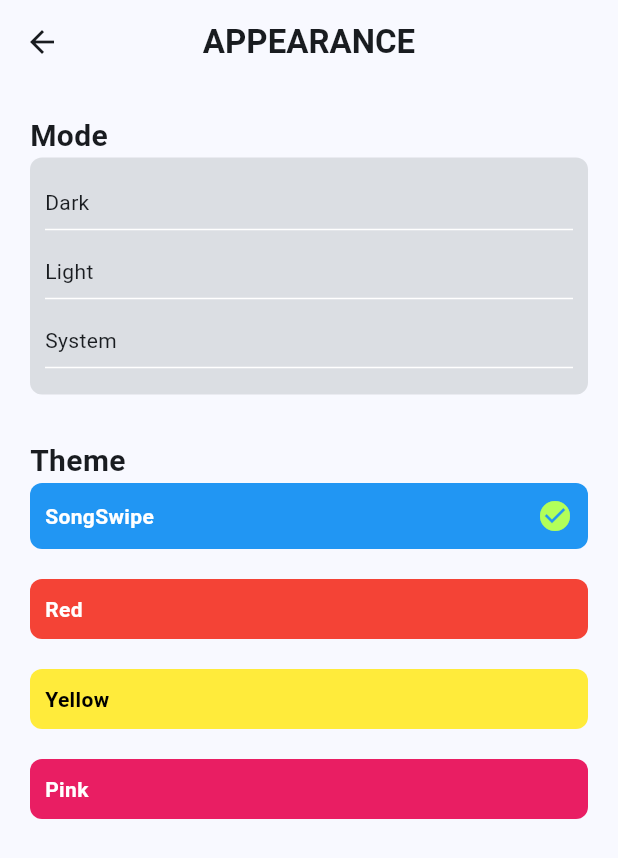
After one commit to amarosv/SongSwipe, a Flutter app: the AppearanceView screen opened directly, on a phone screen of 412 x 824 dp. The commit adds this screen. Shown: the top 858 px of the screen. Run offline on Flutter 3.47's test engine with Material 3 defaults, Android fonts, the phone set to English and light mode, and no system bars; our stand-ins replace firebase_auth, firebase_core, flutter_dotenv, flutter_image_compress, flutter_riverpod, go_router and 6 more; missing offline and left inert: flutter_imagekit; accounts and stored records are empty; generated files the repository leaves out were written again; network calls fail.

Commit message:
Haciendo la pantalla de apariencia

```diff
--- a/lib/config/languages/app_en.arb
+++ b/lib/config/languages/app_en.arb
@@ -102,5 +102,18 @@
     "label_weekly_recap": "we will send you a notification every sunday at 8pm",
     "account_blocked": "account blocked",
     "label_account_blocked": "we will send you a notification if we block your account",
-    "info_app": "aksajhsdhsadj"
+    "info_app": "aksajhsdhsadj",
+    "mode": "mode",
+    "dark": "dark",
+    "light": "light",
+    "system": "system",
+    "theme": "theme",
+    "red": "red",
+    "yellow": "yellow",
+    "pink": "pink",
+    "cards": "cards",
+    "animated_cover": "animated cover",
+    "skip_songs": "skip songs",
+    "blurred_as_background": "blurred cover as background",
+    "label_blurred_background": "disable this option to make the background colors related to the cover"
 }
--- a/lib/config/languages/app_es.arb
+++ b/lib/config/languages/app_es.arb
@@ -102,5 +102,18 @@
     "label_weekly_recap": "te enviaremos una notificación todos los domingos a las 8pm.",
     "account_blocked": "cuenta bloqueada",
     "label_account_blocked": "te enviaremos una notificación si bloqueamos tu cuenta",
-    "info_app": "aksajhsdhsadj"
+    "info_app": "aksajhsdhsadj",
+    "mode": "modo",
+    "dark": "oscuro",
+    "light": "claro",
+    "system": "sistema",
+    "theme": "tema",
+    "red": "rojo",
+    "yellow": "amarillo",
+    "pink": "rosa",
+    "cards": "cartas",
+    "animated_cover": "portada animada",
+    "skip_songs": "saltar canciones",
+    "blurred_as_background": "portada difuminada como fondo",
+    "label_blurred_background": "desactive esta opción para que los colores de fondo estén relacionados con la portada."
 }
--- a/lib/config/languages/app_it.arb
+++ b/lib/config/languages/app_it.arb
@@ -102,5 +102,18 @@
     "label_weekly_recap": "ti invieremo una notifica ogni domenica alle 20:00",
     "account_blocked": "conto bloccato",
     "label_account_blocked": "ti invieremo una notifica se blocchiamo il tuo account",
-    "info_app": "aksajhsdhsadj"
+    "info_app": "aksajhsdhsadj",
+    "mode": "modalità",
+    "dark": "buio",
+    "light": "luce",
+    "system": "sistema",
+    "theme": "tema",
+    "red": "rosso",
+    "yellow": "giallo",
+    "pink": "rosa",
+    "cards": "carte",
+    "animated_cover": "copertina animata",
+    "skip_songs": "saltare le canzoni",
+    "blurred_as_background": "copertina sfocata come sfondo",
+    "label_blurred_background": "disabilitare questa opzione per rendere i colori di sfondo correlati alla copertina"
 }
--- a/lib/config/router/app_router.dart
+++ b/lib/config/router/app_router.dart
@@ -32,7 +32,7 @@
     if (user == null) {
       location = '/login';
     }
-    // location = '/complete-profile-simple';
+    // location = '/change-theme';
 
     // Devolvemos la ruta
     return location;
@@ -92,6 +92,11 @@
         builder: (context, state) => LanguageScreen(onChangeLanguage: onChangeLanguage,),
       ),
       GoRoute(
+        path: '/appearance-settings',
+        name: AppearanceScreen.name,
+        builder: (context, state) => AppearanceScreen(),
+      ),
+      GoRoute(
         path: '/privacy-settings',
         name: PrivacyScreen.name,
         builder: (context, state) => PrivacyScreen(),
--- /dev/null
+++ b/lib/presentation/screens/appearance_screen.dart
@@ -0,0 +1,16 @@
+import 'package:flutter/material.dart';
+import 'package:songswipe/presentation/views/appearance_view.dart';
+
+/// Pantalla para los ajustes de apariencia <br>
+/// @author Amaro Suárez <br>
+/// @version 1.0
+class AppearanceScreen extends StatelessWidget {
+  /// Nombre de la ruta
+  static const name = "appearance-screen";
+  const AppearanceScreen({super.key});
+
+  @override
+  Widget build(BuildContext context) {
+    return const AppearanceView();
+  }
+}
--- a/lib/presentation/screens/export_screens.dart
+++ b/lib/presentation/screens/export_screens.dart
@@ -1,4 +1,5 @@
 export 'about_screen.dart';
+export 'appearance_screen.dart';
 export 'audio_screen.dart';
 export 'change_theme_screen.dart';
 export 'complete_profile_screen.dart';
--- /dev/null
+++ b/lib/presentation/views/appearance_view.dart
@@ -0,0 +1,284 @@
+import 'package:firebase_auth/firebase_auth.dart';
+import 'package:flutter/material.dart';
+import 'package:flutter_gen/gen_l10n/app_localizations.dart';
+import 'package:flutter_riverpod/flutter_riverpod.dart';
+import 'package:songswipe/helpers/strings_methods.dart';
+import 'package:songswipe/models/user_settings.dart';
+import 'package:songswipe/presentation/providers/export_providers.dart';
+import 'package:songswipe/presentation/widgets/export_widgets.dart';
+import 'package:songswipe/services/api/internal_api.dart';
+
+/// Vista para los ajustes de apariencia <br>
+/// @author Amaro Suárez <br>
+/// @version 1.0
+class AppearanceView extends ConsumerStatefulWidget {
+  const AppearanceView({super.key});
+
+  @override
+  ConsumerState<AppearanceView> createState() => _AppearanceViewState();
+}
+
+class _AppearanceViewState extends ConsumerState<AppearanceView> {
+  // Obtenemos el usuario actual
+  final User _user = FirebaseAuth.instance.currentUser!;
+
+  // Variable que almacena el uid del usuario
+  late String _uid;
+
+  // Variable que almacena el usersettings
+  UserSettings _userSettings = UserSettings.empty();
+
+  @override
+  void initState() {
+    super.initState();
+    // Almacenamos el uid del usuario
+    _uid = _user.uid;
+    // Obtenemos los datos del usuario
+    _getUserSettings();
+  }
+
+  // Función que obtiene los datos del usuario de la api
+  void _getUserSettings() async {
+    UserSettings settings = await getUserSettings(uid: _uid);
+    setState(() {
+      _userSettings = settings;
+    });
+  }
+
+  @override
+  Widget build(BuildContext context) {
+    // Constante que almacena la localización de la app
+    final localization = AppLocalizations.of(context)!;
+
+    final Map<String, Color> colors = ref.watch(colorListProvider);
+    final int selectedColor = ref.watch(themeNotifierProvider).selectedColor;
+
+    return Scaffold(
+      appBar: AppBar(
+        title: Text(
+          localization.appearance.toUpperCase(),
+          style: TextStyle(fontWeight: FontWeight.bold),
+        ),
+      ),
+      body: SingleChildScrollView(
+        child: Padding(
+          padding: const EdgeInsets.symmetric(horizontal: 20),
+          child: Column(
+            children: [
+              const SizedBox(height: 20),
+
+              // Modo
+              Align(
+                alignment: Alignment.centerLeft,
+                child: Text(
+                  capitalizeFirstLetter(text: localization.mode),
+                  style: TextStyle(fontWeight: FontWeight.bold, fontSize: 20),
+                ),
+              ),
+
+              CustomContainer(
+                  child: Padding(
+                padding: const EdgeInsets.all(10),
+                child: Column(
+                  children: [
+                    const SizedBox(height: 10),
+                    // Dark
+                    GestureDetector(
+                      onTap: () {
+                        setState(() {
+                          _userSettings.mode = 1;
+                        });
+
+                        // Llamamos al notifier para cambiar de modo
+                        ref
+                            .read(themeNotifierProvider.notifier)
+                            .toggleDarkMode();
+
+                        updateUserSettings(_userSettings, _uid);
+                      },
+                      child: Column(
+                        children: [
+                          Row(
+                            mainAxisAlignment: MainAxisAlignment.spaceBetween,
+                            children: [
+                              Text(
+                                capitalizeFirstLetter(text: localization.dark),
+                              ),
+                              _userSettings.mode == 1
+                                  ? Icon(
+                                      Icons.check_circle,
+                                      color: Colors.lightGreen,
+                                    )
+                                  : Container()
+                            ],
+                          ),
+                          const Divider(color: Colors.white),
+                        ],
+                      ),
+                    ),
+                    const SizedBox(height: 10),
+                    // Light
+                    GestureDetector(
+                      onTap: () {
+                        setState(() {
+                          _userSettings.mode = 2;
+                        });
+
+                        // Llamamos al notifier para cambiar de modo
+                        ref
+                            .read(themeNotifierProvider.notifier)
+                            .toggleDarkMode();
+
+                        updateUserSettings(_userSettings, _uid);
+                      },
+                      child: Column(
+                        children: [
+                          Row(
+                            mainAxisAlignment: MainAxisAlignment.spaceBetween,
+                            children: [
+                              Text(
+                                capitalizeFirstLetter(text: localization.light),
+                              ),
+                              _userSettings.mode == 2
+                                  ? Icon(
+                                      Icons.check_circle,
+                                      color: Colors.lightGreen,
+                                    )
+                                  : Container()
+                            ],
+                          ),
+                          const Divider(color: Colors.white),
+                        ],
+                      ),
+                    ),
+                    const SizedBox(height: 10),
+                    // System
+                    GestureDetector(
+                      onTap: () {
+                        setState(() {
+                          _userSettings.mode = 3;
+                        });
+
+                        // Llamamos al notifier para cambiar de modo
+                        ref
+                            .read(themeNotifierProvider.notifier)
+                            .toggleUseSystem();
+                        updateUserSettings(_userSettings, _uid);
+                      },
+                      child: Column(
+                        children: [
+                          Row(
+                            mainAxisAlignment: MainAxisAlignment.spaceBetween,
+                            children: [
+                              Text(
+                                capitalizeFirstLetter(
+                                    text: localization.system),
+                              ),
+                              _userSettings.mode == 3
+                                  ? Icon(
+                                      Icons.check_circle,
+                                      color: Colors.lightGreen,
+                                    )
+                                  : Container()
+                            ],
+                          ),
+                          const Divider(color: Colors.white),
+                        ],
+                      ),
+                    ),
+                  ],
+                ),
+              )),
+
+              const SizedBox(
+                height: 30,
+              ),
+
+              // Tema
+              Align(
+                alignment: Alignment.centerLeft,
+                child: Text(
+                  capitalizeFirstLetter(text: localization.theme),
+                  style: TextStyle(fontWeight: FontWeight.bold, fontSize: 20),
+                ),
+              ),
+
+              CustomThemeSelect(
+                color: colors.values.toList()[0],
+                titleColor: 'SongSwipe',
+                colorTitle: Colors.white,
+                selected: _userSettings.theme == 0,
+                function: () {
+                  setState(() {
+                    _userSettings.theme = 0;
+                  });
+
+                  ref.read(themeNotifierProvider.notifier).changeColorIndex(0);
+
+                  updateUserSettings(_userSettings, _uid);
+                },
+              ),
+
+              const SizedBox(
+                height: 20,
+              ),
+
+              CustomThemeSelect(
+                color: colors.values.toList()[1],
+                titleColor: capitalizeFirstLetter(text: localization.red),
+                colorTitle: Colors.white,
+                selected: _userSettings.theme == 1,
+                function: () {
+                  setState(() {
+                    _userSettings.theme = 1;
+                  });
+
+                  ref.read(themeNotifierProvider.notifier).changeColorIndex(1);
+                  updateUserSettings(_userSettings, _uid);
+                },
+              ),
+
+              const SizedBox(
+                height: 20,
+              ),
+
+              CustomThemeSelect(
+                color: colors.values.toList()[2],
+                titleColor: capitalizeFirstLetter(text: localization.yellow),
+                colorTitle: Colors.black,
+                selected: _userSettings.theme == 2,
+                function: () {
+                  setState(() {
+                    _userSettings.theme = 2;
+                  });
+
+                  ref.read(themeNotifierProvider.notifier).changeColorIndex(2);
+                  updateUserSettings(_userSettings, _uid);
+                },
+              ),
+
+              const SizedBox(
+                height: 20,
+              ),
+
+              CustomThemeSelect(
+                color: colors.values.toList()[3],
+                titleColor: capitalizeFirstLetter(text: localization.pink),
+                colorTitle: Colors.white,
+                selected: _userSettings.theme == 3,
+                function: () {
+                  setState(() {
+                    _userSettings.theme = 3;
+                  });
+
+                  ref.read(themeNotifierProvider.notifier).changeColorIndex(3);
+                  updateUserSettings(_userSettings, _uid);
+                },
+              ),
+            ],
+          ),
+        ),
+      ),
+    );
+  }
+}
--- a/lib/presentation/views/export_views.dart
+++ b/lib/presentation/views/export_views.dart
@@ -1,4 +1,5 @@
 export 'about_view.dart';
+export 'appearance_view.dart';
 export 'audio_view.dart';
 export 'change_theme_view.dart';
 export 'complete_profile_simple_view.dart';
--- a/lib/presentation/views/language_view.dart
+++ b/lib/presentation/views/language_view.dart
@@ -38,7 +38,7 @@
   bool spanishSelected = false;
   bool italianSelected = false;
 
-  int _selected = 0;
+  final int _selected = 0;
 
   @override
   void initState() {
--- a/lib/presentation/views/settings_view.dart
+++ b/lib/presentation/views/settings_view.dart
@@ -65,6 +65,7 @@
                 icon: SongSwipe.designServices,
                 iconSize: 32,
                 colorIcon: Theme.of(context).colorScheme.primary,
+                function: () => context.push('/appearance-settings'),
               ),
 
               const SizedBox(height: 30,),
--- a/lib/presentation/widgets/custom_language_select.dart
+++ b/lib/presentation/widgets/custom_language_select.dart
@@ -43,7 +43,7 @@
               selected
                 ? Icon(
                     Icons.check_circle,
-                    color: Colors.green,
+                    color: Colors.lightGreen,
                     size: 32
                   )
                 : Container(),
--- /dev/null
+++ b/lib/presentation/widgets/custom_theme_select.dart
@@ -0,0 +1,59 @@
+import 'package:flutter/material.dart';
+import 'package:songswipe/presentation/widgets/export_widgets.dart';
+
+/// Widget que personaliza el select de los modos <br>
+/// @author Amaro Suárez <br>
+/// @version 1.0
+class CustomThemeSelect extends StatelessWidget {
+  /// Color de fondo
+  final Color color;
+
+  /// Nombre del color
+  final String titleColor;
+
+  /// Color del título
+  final Color colorTitle;
+
+  /// Es seleccionado o no
+  final bool selected;
+
+  /// Función
+  final Function function;
+
+  const CustomThemeSelect({
+    super.key,
+    required this.color,
+    required this.titleColor,
+    required this.colorTitle,
+    required this.selected,
+    required this.function,
+  });
+
+  @override
+  Widget build(BuildContext context) {
+    return GestureDetector(
+      onTap: () => function(),
+      child: CustomContainer(
+          color: color,
+          child: Padding(
+            padding: const EdgeInsets.all(10),
+            child: Row(
+              mainAxisAlignment: MainAxisAlignment.spaceBetween,
+              children: [
+                Text(
+                  titleColor,
+                  style:
+                      TextStyle(color: colorTitle, fontWeight: FontWeight.bold),
+                ),
+                selected
+                    ? Icon(
+                        Icons.check_circle,
+                        color: Colors.lightGreenAccent,
+                      )
+                    : Container()
+              ],
+            ),
+          )),
+    );
+  }
+}
--- a/lib/presentation/widgets/export_widgets.dart
+++ b/lib/presentation/widgets/export_widgets.dart
@@ -11,5 +11,6 @@
 export 'custom_social_button_widget.dart';
 export 'custom_switch_container_widget.dart';
 export 'custom_textfield_widget.dart';
+export 'custom_theme_select.dart';
 export 'select_widget.dart';
 export 'separate_sections_widget.dart';
--- a/lib/services/api/internal_api.dart
+++ b/lib/services/api/internal_api.dart
@@ -243,7 +243,5 @@
     body: jsonEncode(settings),
   );
 
-  // print(response.statusCode);
-
   return response.statusCode == 200;
 }
--- a/pubspec.yaml
+++ b/pubspec.yaml
@@ -39,7 +39,7 @@
   flutter_localizations:
     sdk: flutter
   flutter_riverpod: ^2.6.1
-  go_router: ^14.6.3
+  go_router: ^15.1.2
   google_sign_in: ^6.2.2
   http: ^1.3.0
   image_cropper: ^9.0.0
```
Also changed, not shown: pubspec.lock, 54 other files.
